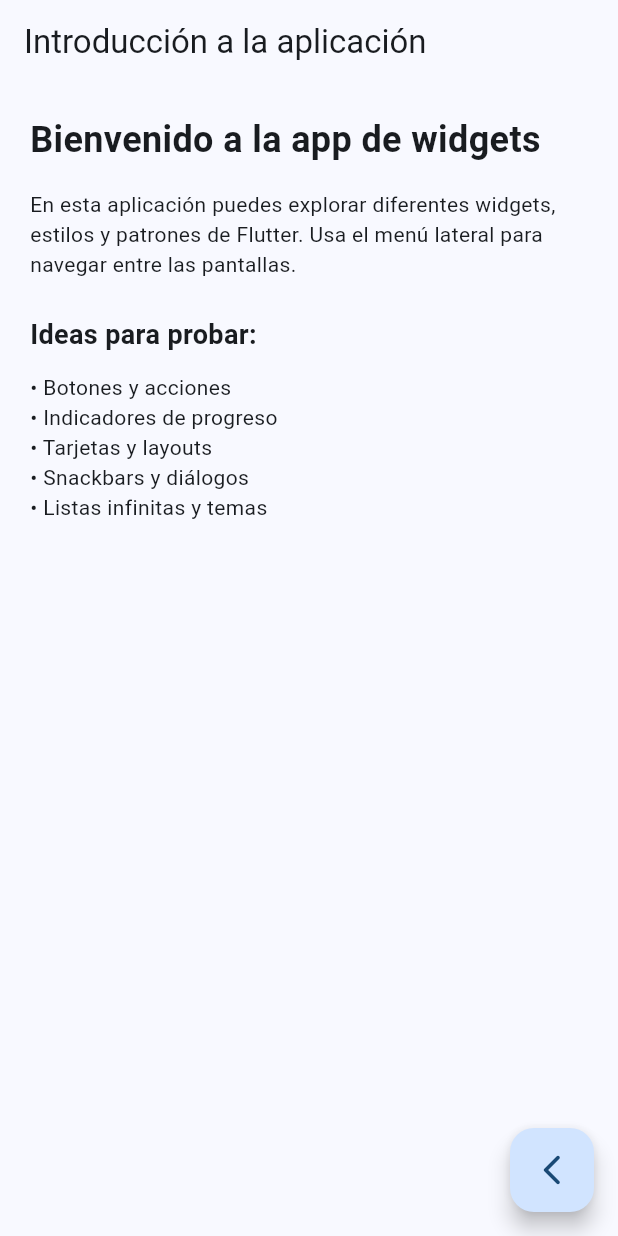
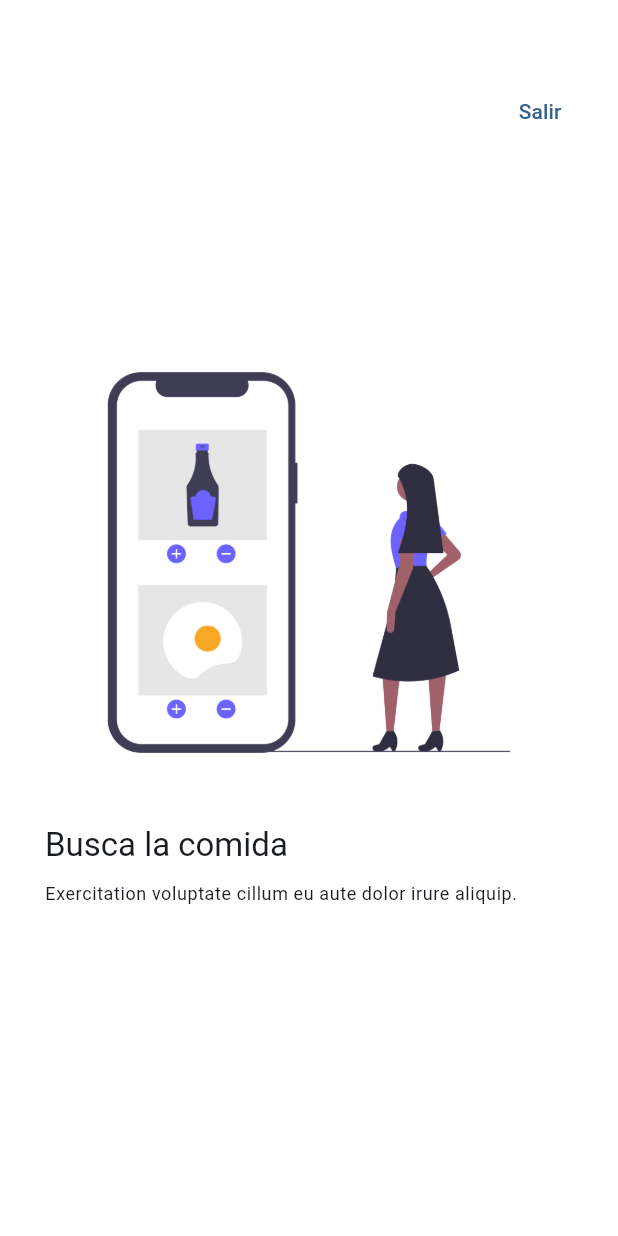
Before and after one commit to JesuuusArt/Practicas_DMI_220772, a Flutter app: the AppTutorialScreen screen opened by its route, on a phone screen of 412 x 824 dp. Run offline on Flutter 3.47's test engine with Material 3 defaults, Android fonts, the light colour scheme and no system bars; our stand-ins replace animate_do, audioplayers, dio, flutter_riverpod, go_router, shared_preferences and 3 more; missing offline and left inert: webview_flutter_android; accounts and stored records are empty.

Commit message:
Practica 05
Hice el tutorial con las diapositivas para deslizar con el dedo y que salga el boton animado al final. Tambien puse la lista de fotos que se cargan solas al bajar y al jalar la pantalla, y afine detalles de botones y colores.

```diff
--- a/Practica05/widgets_app/lib/presentation/screen/app_tutorial/app_tutorial_screen.dart
+++ b/Practica05/widgets_app/lib/presentation/screen/app_tutorial/app_tutorial_screen.dart
@@ -1,53 +1,135 @@
+import 'package:animate_do/animate_do.dart';
 import 'package:flutter/material.dart';
 import 'package:go_router/go_router.dart';
 
-class AppTutorialScreen extends StatelessWidget {
-  static const String name = 'app_tutorial_screen';
+class SlideInfo {
+  final String title;
+  final String caption;
+  final String imageUrl;
+
+  SlideInfo(this.title, this.caption, this.imageUrl);
+}
+
+final slides = <SlideInfo>[
+  SlideInfo('Busca la comida', 'Exercitation voluptate cillum eu aute dolor irure aliquip.', 'assets/images/1.png'),
+  SlideInfo('Entrega rápida', 'Ullamco ullamco duis labore quis occaecat culpa laborum id incididunt.', 'assets/images/2.png'),
+  SlideInfo('Disfruta la comida', 'Ea officia exercitation voluptate nostrud amet esse ut exercitation deserunt est enim est.', 'assets/images/3.png'),
+];
+
+class AppTutorialScreen extends StatefulWidget {
+
+  static const name = 'tutorial_screen';
 
   const AppTutorialScreen({super.key});
 
   @override
+  State<AppTutorialScreen> createState() => _AppTutorialScreenState();
+}
+
+class _AppTutorialScreenState extends State<AppTutorialScreen> {
+
+  final PageController pageviewController = PageController();
+  bool endReached = false;
+
+  @override
+  void initState() {
+    super.initState();
+
+    pageviewController.addListener(() {
+      final page = pageviewController.page ?? 0;
+      if (!endReached && page >= (slides.length - 1.5)) {
+        setState(() {
+          endReached = true;
+        });
+      }
+    });
+  }
+
+  @override
+  void dispose() {
+    pageviewController.dispose();
+    super.dispose();
+  }
+
+  @override
   Widget build(BuildContext context) {
     return Scaffold(
-      appBar: AppBar(
-        title: const Text('Introducción a la aplicación'),
-      ),
-      body: const Padding(
-        padding: EdgeInsets.all(20),
-        child: SingleChildScrollView(
-          child: Column(
-            crossAxisAlignment: CrossAxisAlignment.start,
-            children: [
-              Text(
-                'Bienvenido a la app de widgets',
-                style: TextStyle(fontSize: 24, fontWeight: FontWeight.bold),
-              ),
-              SizedBox(height: 16),
-              Text(
-                'En esta aplicación puedes explorar diferentes widgets, estilos y patrones de Flutter. '
-                'Usa el menú lateral para navegar entre las pantallas.',
-              ),
-              SizedBox(height: 24),
-              Text(
-                'Ideas para probar:',
-                style: TextStyle(fontSize: 18, fontWeight: FontWeight.w600),
-              ),
-              SizedBox(height: 12),
-              Text('• Botones y acciones'),
-              Text('• Indicadores de progreso'),
-              Text('• Tarjetas y layouts'),
-              Text('• Snackbars y diálogos'),
-              Text('• Listas infinitas y temas'),
-            ],
+      backgroundColor: Colors.white,
+      body: Stack(
+        children: [
+          PageView(
+            controller: pageviewController,
+            physics: const BouncingScrollPhysics(),
+            children: slides.map(
+              (slideData) => _Slide(
+                title: slideData.title,
+                caption: slideData.caption,
+                imageUrl: slideData.imageUrl
+              )
+            ).toList(),
           ),
-        ),
-      ),
-      floatingActionButton: FloatingActionButton(
-        child: const Icon(Icons.arrow_back_ios_new_rounded),
-        onPressed: () {
-          context.pop();
-        },
+
+          Positioned(
+            right: 20,
+            top: 50,
+            child: TextButton(
+              child: const Text('Salir'),
+              onPressed: () => context.pop(),
+            )
+          ),
+
+          endReached ?
+            Positioned(
+              bottom: 30,
+              right: 30,
+              child: FadeInRight(
+                from: 15,
+                delay: const Duration(seconds: 1),
+                child: FilledButton(
+                  onPressed: () => context.pop(),
+                  child: const Text('Comenzar'),
+                ),
+              )
+            ): const SizedBox(),
+        ],
       ),
     );
   }
 }
+
+class _Slide extends StatelessWidget {
+
+  final String title;
+  final String caption;
+  final String imageUrl;
+
+  const _Slide({
+    required this.title,
+    required this.caption,
+    required this.imageUrl
+  });
+
+  @override
+  Widget build(BuildContext context) {
+
+    final titleStyle = Theme.of(context).textTheme.titleLarge;
+    final captionStyle = Theme.of(context).textTheme.bodySmall;
+
+    return Padding(
+      padding: const EdgeInsets.symmetric(horizontal: 30),
+      child: Center(
+        child: Column(
+          mainAxisAlignment: MainAxisAlignment.center,
+          crossAxisAlignment: CrossAxisAlignment.start,
+          children: [
+            Image( image: AssetImage( imageUrl )),
+            const SizedBox(height: 20 ),
+            Text( title, style: titleStyle, ),
+            const SizedBox(height: 10 ),
+            Text( caption, style: captionStyle, ),
+          ],
+        ),
+      ),
+    );
+  }
+}
--- a/Practica05/widgets_app/lib/presentation/screen/buttons/buttons_screen.dart
+++ b/Practica05/widgets_app/lib/presentation/screen/buttons/buttons_screen.dart
@@ -78,8 +78,8 @@ class _ButtonsView extends StatelessWidget {
               onPressed: (){},
               icon: const Icon( Icons.app_registration_rounded),
               style: ButtonStyle(
-                backgroundColor: MaterialStatePropertyAll(colors.primary),
-                iconColor: const MaterialStatePropertyAll(Colors.white),
+                backgroundColor: WidgetStatePropertyAll(colors.primary),
+                iconColor: const WidgetStatePropertyAll(Colors.white),
               ),
             ),
 
--- a/Practica05/widgets_app/lib/presentation/screen/cards/cards_screen.dart
+++ b/Practica05/widgets_app/lib/presentation/screen/cards/cards_screen.dart
@@ -167,7 +167,7 @@ class _CardType3 extends StatelessWidget {
     final colors = Theme.of(context).colorScheme;
 
     return Card(
-      color: colors.surfaceVariant,
+      color: colors.surfaceContainerHighest,
       elevation: elevation,
       child: Padding(
         padding: const EdgeInsets.fromLTRB(10, 5, 10, 10),
@@ -207,9 +207,6 @@ class _CardType4 extends StatelessWidget {
 
   @override
   Widget build(BuildContext context) {
-
-    final colors = Theme.of(context).colorScheme;
-
     return Card(
       clipBehavior: Clip.hardEdge,
       elevation: elevation,
```
Also changed, not shown: Practica05/widgets_app/lib/presentation/screen/infinite_scroll/infinite_scroll_screen.dart (+23 -40 lines), Practica05/widgets_app/lib/presentation/screen/theme_changer/theme_changer_screen.dart (+3 -4 lines).
